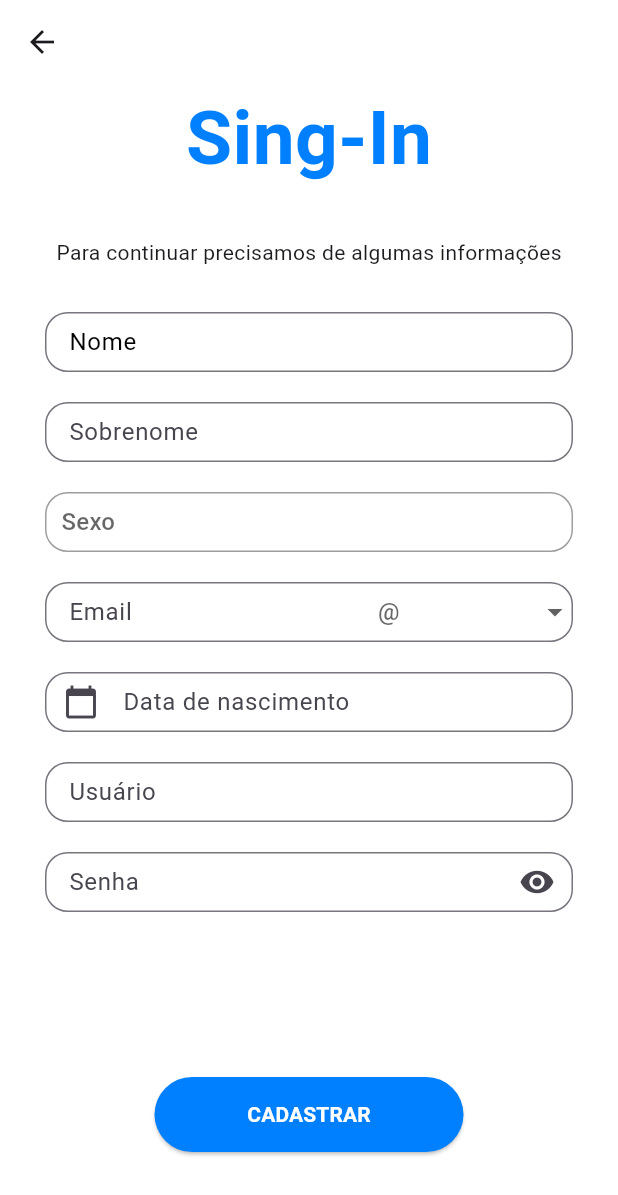
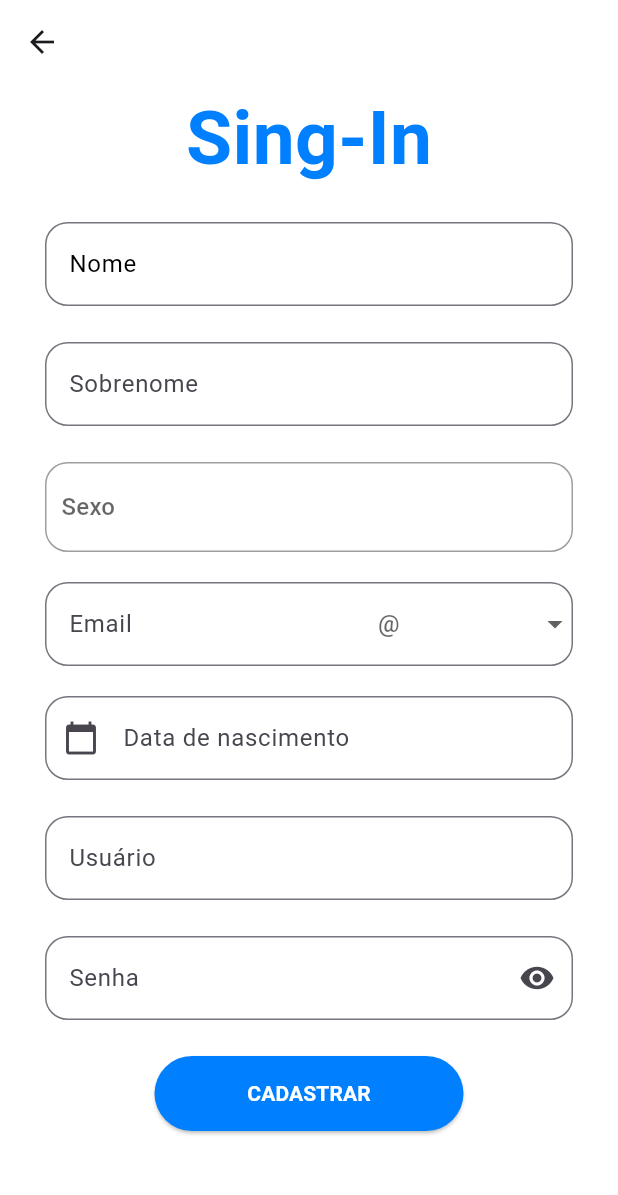
Before and after one commit to MySoloQ/derredor, a Flutter app: the Registerpage screen opened by its route, on a phone screen of 412 x 824 dp. Shown: the top 1195 px of the screen. Run offline on Flutter 3.47's test engine with Material 3 defaults, Android fonts, the phone set to English and light mode, and no system bars; our stand-ins replace carousel_slider, google_fonts; missing offline and left inert: dart:ffi.

Commit message:
Remodelagem das caixas de inserção de texto

```diff
--- a/lib/pages/register_page.dart
+++ b/lib/pages/register_page.dart
@@ -55,7 +55,7 @@ class _RegisterpageState extends State<Registerpage> {
                   mainAxisAlignment: MainAxisAlignment.center,
                   children: [
                     Padding(
-                      padding: EdgeInsets.fromLTRB(0, 0, 0, 30),
+                      padding: EdgeInsets.fromLTRB(0, 0, 0, 20),
                       child: Text(
                         "Sing-In",
                         style: TextStyle(
@@ -66,20 +66,13 @@ class _RegisterpageState extends State<Registerpage> {
                     ),
                   ],
                 ),
-                Padding(
-                  padding: EdgeInsets.fromLTRB(30, 0, 30, 30),
-                  child: Container(
-                    child: Text(
-                        "Para continuar precisamos de algumas informações"),
-                  ),
-                ),
               ],
             ),
             Column(
               children: [
                 Container(
                   width: largura,
-                  height: 60,
+                  height: 80,
                   child: Padding(
                     padding: EdgeInsets.fromLTRB(30, 0, 30, 20),
                     child: TextFormField(
@@ -94,7 +87,7 @@ class _RegisterpageState extends State<Registerpage> {
                 ),
                 Container(
                   width: largura,
-                  height: 60,
+                  height: 80,
                   child: Padding(
                     padding: EdgeInsets.fromLTRB(30, 0, 30, 20),
                     child: TextFormField(
@@ -110,7 +103,7 @@ class _RegisterpageState extends State<Registerpage> {
                   padding: EdgeInsets.fromLTRB(30, 0, 30, 20),
                   child: Container(
                     width: largura,
-                    height: 40,
+                    height: 60,
                     decoration: BoxDecoration(
                         border: Border.all(color: Colors.grey),
                         borderRadius: BorderRadius.circular(15)),
@@ -144,12 +137,10 @@ class _RegisterpageState extends State<Registerpage> {
                     ),
                   ),
                 ),
-                Container(
-                  width: largura,
-                  height: 60,
-                  child: Padding(
+                Padding(
                   padding: EdgeInsets.fromLTRB(30, 0, 30, 20),
                   child: TextFormField(
+                    maxLines: 1,
                     controller: _controller,
                     decoration: InputDecoration(
                       labelText: "Email",
@@ -165,28 +156,25 @@ class _RegisterpageState extends State<Registerpage> {
                               _selectedEmail = newValue;
                               if (_controller.text.contains('@')) {
                                 _controller.text =
-                                        _controller.text.split('@')[0] +
-                                            newValue!;
+                                    _controller.text.split('@')[0] + newValue!;
                               } else {
-                                    _controller.text =
-                                        _controller.text + newValue!;
+                                _controller.text = _controller.text + newValue!;
                               }
                               _controller.selection =
                                   TextSelection.fromPosition(
-                                    TextPosition(
-                                        offset: _controller.text.length),
+                                TextPosition(offset: _controller.text.length),
                               );
                             });
                           },
-                              items: _emailList.map<DropdownMenuItem<String>>(
-                                  (String value) {
+                          items: _emailList
+                              .map<DropdownMenuItem<String>>((String value) {
                             return DropdownMenuItem(
                               value: value,
                               child: Text(value),
                             );
                           }).toList(),
                         ),
-                          )),
+                      ),
                     ),
                   ),
                 ),
@@ -194,7 +182,7 @@ class _RegisterpageState extends State<Registerpage> {
                   children: [
                     Container(
                       width: largura,
-                      height: 60,
+                      height: 80,
                       child: Padding(
                         padding: EdgeInsets.fromLTRB(30, 0, 30, 20),
                         child: TextFormField(
@@ -219,7 +207,7 @@ class _RegisterpageState extends State<Registerpage> {
                 ),
                 Container(
                   width: largura,
-                  height: 60,
+                  height: 80,
                   child: Padding(
                     padding: EdgeInsets.fromLTRB(30, 0, 30, 20),
                     child: TextFormField(
@@ -233,9 +221,9 @@ class _RegisterpageState extends State<Registerpage> {
                 ),
                 Container(
                   width: largura,
-                  height: 60,
+                  height: 80,
                   child: Padding(
-                    padding: EdgeInsets.fromLTRB(30, 0, 30, 20),
+                    padding: EdgeInsets.fromLTRB(30, 0, 30, 0),
                     child: TextFormField(
                       obscureText: _inObscured,
                       decoration: InputDecoration(
@@ -259,11 +247,8 @@ class _RegisterpageState extends State<Registerpage> {
                 ),
               ],
             ),
-            SizedBox(
-              height: 90,
-            ),
             Padding(
-              padding: EdgeInsets.fromLTRB(0, 0, 0, 30),
+              padding: EdgeInsets.fromLTRB(0, 0, 0, 0),
               child: ElevatedButton(
                 onPressed: () => {},
                 style: ElevatedButton.styleFrom(
```
Also changed, not shown: flutter_01.png (added). Lines whose indentation alone changed are shown as unchanged.
